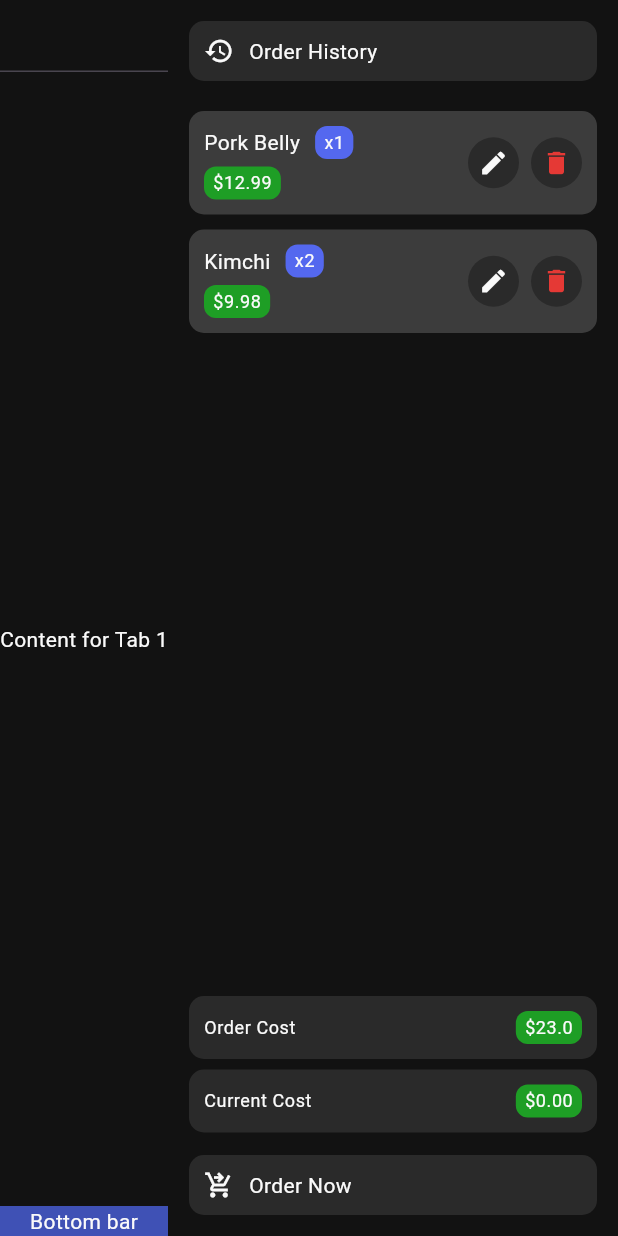
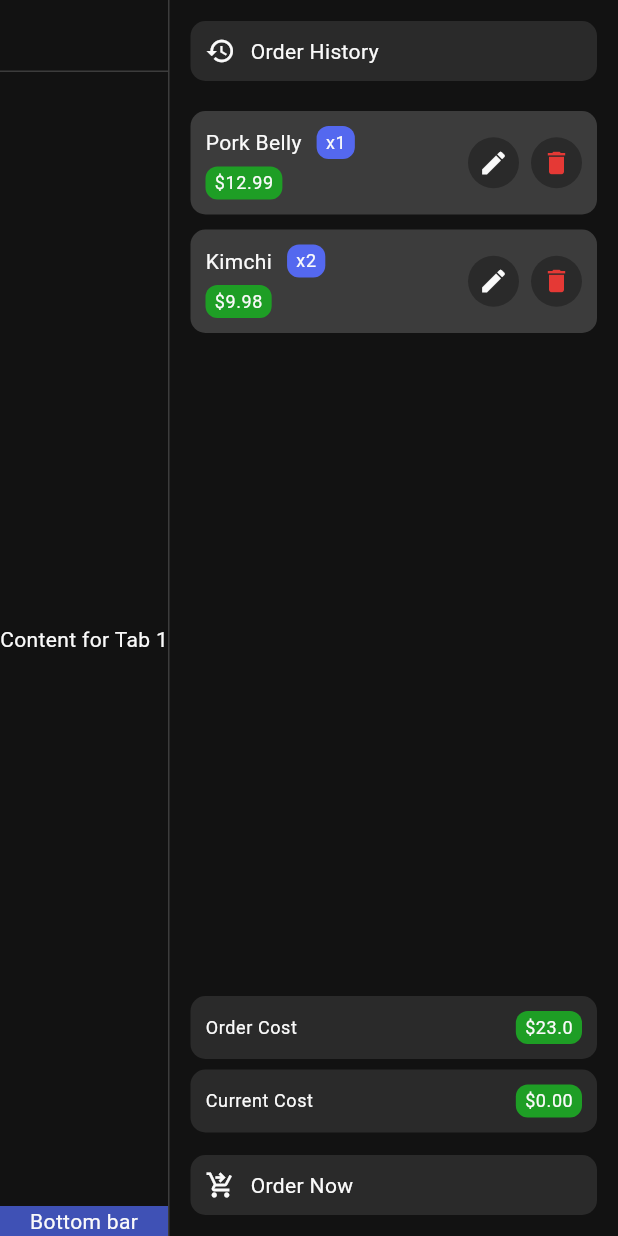
Before and after one commit to TurtwigPlayz/Gogi-Ordering-Interface, a Flutter app: the screen it shows after launch, on a phone screen of 412 x 824 dp. Run offline on Flutter 3.47's test engine with Material 3 defaults, Android fonts, the phone set to English and light mode, and no system bars; our stand-ins replace google_fonts; Roboto replaces fonts that are missing (Ubuntu).

Commit message:
Added a border to order panel

```diff
--- a/lib/widgets/order_panel.dart
+++ b/lib/widgets/order_panel.dart
@@ -55,7 +55,15 @@ class _OrderPanelState extends State<OrderPanel> {
   Widget build(BuildContext context) {
     const double itemSpacing = 10.0;
 
-    return SizedBox(
+    return Container(
+      decoration: BoxDecoration(
+        border: Border(
+          left: BorderSide(
+            color: Theme.of(context).cardColor,
+            width: 1
+          ),
+        ),
+      ),
       width: 300.0,
       child: Padding(
         padding: const EdgeInsets.all(14.0),
--- a/lib/widgets/top_bar.dart
+++ b/lib/widgets/top_bar.dart
@@ -9,8 +9,10 @@ class TopBar extends StatelessWidget {
       color: Theme.of(context).scaffoldBackgroundColor,
       child: TabBar(
         labelColor: Theme.of(context).textTheme.bodyMedium!.color,
-        unselectedLabelColor: Theme.of(context).textTheme.bodyMedium!.color!.withOpacity(0.5),
         indicatorColor: Theme.of(context).textTheme.bodyMedium!.color,
+        unselectedLabelColor: Theme.of(context).cardColor,
+        dividerColor: Theme.of(context).cardColor,
+        dividerHeight: 1,
         tabs: const <Widget>[
           Tab(text: 'Tab 1'),
           Tab(text: 'Tab 2'),
```
